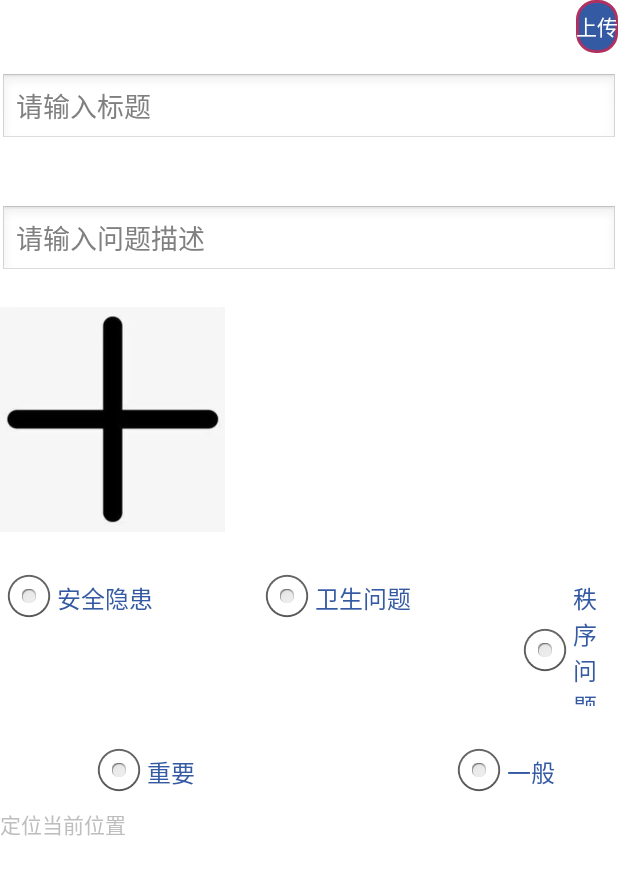
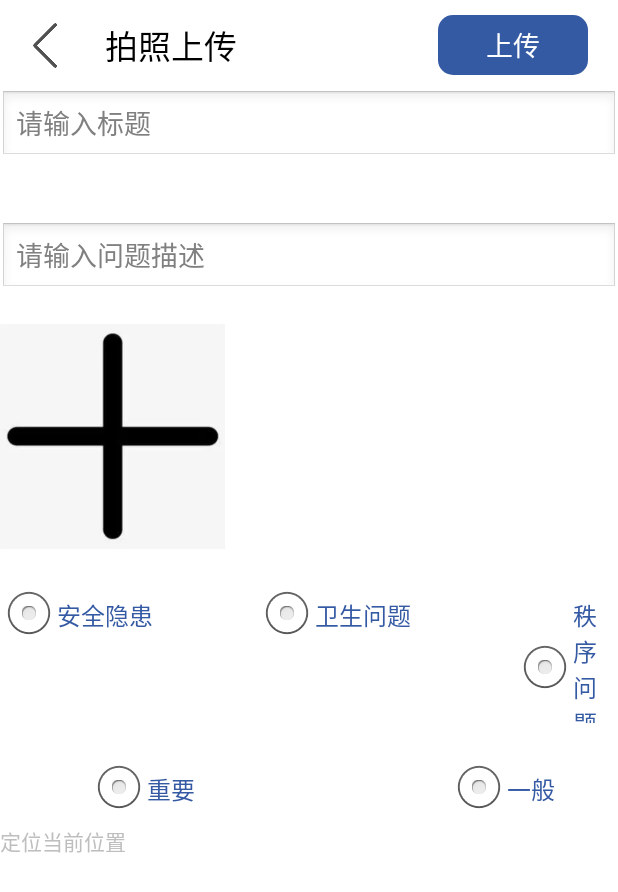
Before and after one commit to OoooK12138/campusSnap, an Android app: the CameraActivity screen opened directly, with no data from a screen before it, on a phone screen of 412 x 824 dp. Shown: the top 892 px of the screen. Run offline under Robolectric (Android 15) with nearby library versions, the phone set to English and light mode, and no system bars; libraries missing offline, so code that uses them is left out: com.alibaba.fastjson.

Commit message:
feat:修复小bug

```diff
--- a/app/src/main/java/com/example/campussnap/CameraActivity.java
+++ b/app/src/main/java/com/example/campussnap/CameraActivity.java
@@ -42,7 +42,7 @@ public class CameraActivity extends Activity {
     private RadioGroup category;
     private RadioGroup degree;
 
-    private Button returnBtn;
+    private ImageView returnBtn;
     @Override
 
     protected void onCreate(Bundle savedInstanceState) {
--- a/app/src/main/java/com/example/campussnap/ProgressActivity.java
+++ b/app/src/main/java/com/example/campussnap/ProgressActivity.java
@@ -7,6 +7,7 @@ import android.view.LayoutInflater;
 import android.view.View;
 import android.view.ViewGroup;
 import android.view.Window;
+import android.widget.ImageView;
 import android.widget.TextView;
 
 import androidx.annotation.NonNull;
@@ -32,6 +33,9 @@ public class ProgressActivity extends Activity {
     private Integer feedBackId ;
     private DateFormat dateFormat;
     private RecyclerView recyclerView;
+
+    private ImageView back_btn;
+
     @Override
     protected void onCreate(Bundle savedInstanceState) {
         super.onCreate(savedInstanceState);
@@ -41,6 +45,8 @@ public class ProgressActivity extends Activity {
         /**
          * 璺宠浆鍙傛暟浼犲叆
          */
+
+
         init();
     }
 
@@ -89,6 +95,7 @@ public class ProgressActivity extends Activity {
         ProgressAdapter progressAdapter = new ProgressAdapter();
         recyclerView.setLayoutManager (new LinearLayoutManager(AppContext.getInstance(),LinearLayoutManager.VERTICAL,false));
         recyclerView.setAdapter (progressAdapter);
+
         Intent intent=getIntent();
         Bundle bundle=intent.getExtras();
         feedBackId = bundle.getInt("pos");
@@ -106,6 +113,15 @@ public class ProgressActivity extends Activity {
             feedBackBeanList = JSONArray.parseArray(result.getData().toString(),FeedBackBean.class);
             LogUtils.debug(feedBackBeanList.toString());
         }
+
+        back_btn = findViewById(R.id.back_btn);
+        back_btn.setOnClickListener(new View.OnClickListener() {
+            @Override
+            public void onClick(View view) {
+                finish();
+            }
+        });
+
     }
 
 }
--- a/app/src/main/res/layout/activity_camera.xml
+++ b/app/src/main/res/layout/activity_camera.xml
@@ -8,38 +8,52 @@
     android:background="@color/white"
     android:orientation="vertical">
 
-    <LinearLayout
+    <LinearLayout  xmlns:android="http://schemas.android.com/apk/res/android"
         android:layout_width="match_parent"
-        android:layout_height="wrap_content"
+        android:layout_height="60dp"
         android:background="@color/white"
         android:orientation="horizontal">
-        <Button
+
+        <ImageView
             android:id="@+id/turn_back"
-            android:layout_width="40dp"
-            android:layout_height="35dp"
-            android:layout_gravity="left"
-            android:background="@drawable/ic_baseline_arrow_back_ios_24" />
-        <TextView android:layout_width="0dp"
-            android:layout_gravity="center"
-            android:layout_weight="1"
-            android:gravity="center"
-            android:text=""
-            android:textColor="#ffffff"
-            android:textSize="36dp"
-            android:layout_height="wrap_content"/>
-        <Button
-            android:id="@+id/up_load"
-            android:layout_width="wrap_content"
-            android:layout_height="35dp"
-            android:layout_gravity="right"
-            android:text="上传"
-            android:textColor="@color/white"
-            android:background="@drawable/btn_upload"
+            android:layout_width="34dp"
+            android:layout_height="34dp"
+            android:layout_marginLeft="20dp"
+            android:layout_marginTop="13dp"
+            android:src="@drawable/back"
+            android:background="@color/white"
             />
 
+        <TextView
+            android:layout_width="120dp"
+            android:layout_height="60dp"
+            android:text="拍照上传"
+            android:textSize="22sp"
+            android:textColor="#000"
+            android:gravity="center"/>
 
-    </LinearLayout>
+        <LinearLayout
+            android:layout_width="fill_parent"
+            android:layout_height="60dp"
+            android:gravity="right" >
 
+            <Button
+                android:id="@+id/up_load"
+                android:layout_width="100dp"
+                android:layout_height="40dp"
+                android:layout_marginRight="20dp"
+                android:layout_marginTop="10dp"
+                android:background="@drawable/btn_shape"
+                android:textColor="@color/white"
+                android:textSize="18dp"
+                android:text="上传"
+                />
+
+        </LinearLayout>
+
+
+
+    </LinearLayout >
 
 
     <EditText
```
